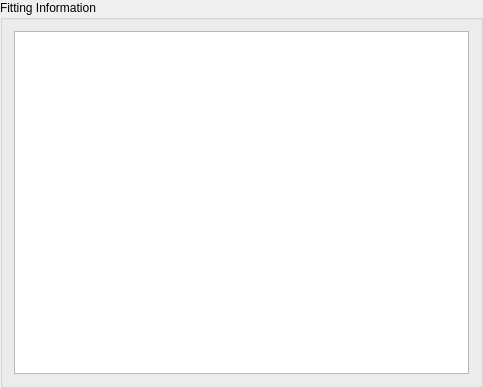
Above: epipy/resources/ui/infogroupbox.ui from ckaus/EpiPy before the change. Below: the same form after it.
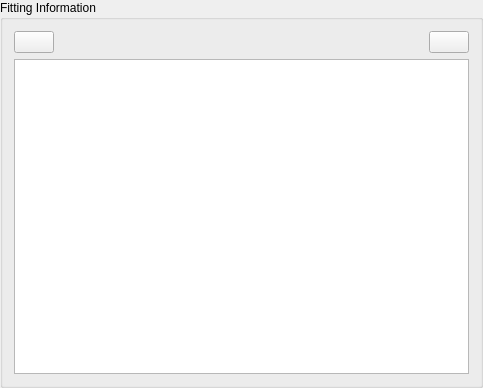
That is the form after the change. Icons and pictures are not drawn.

```diff
--- a/epipy/resources/ui/infogroupbox.ui
+++ b/epipy/resources/ui/infogroupbox.ui
@@ -18,7 +18,43 @@
   </property>
   <layout class="QVBoxLayout" name="verticalLayout">
    <item>
-    <layout class="QHBoxLayout" name="horizontal_layout"/>
+    <layout class="QHBoxLayout" name="horizontalLayout">
+     <item>
+      <widget class="QPushButton" name="save_btn">
+       <property name="text">
+        <string/>
+       </property>
+       <property name="icon">
+        <iconset>
+         <normaloff>../pictures/save.png</normaloff>../pictures/save.png</iconset>
+       </property>
+      </widget>
+     </item>
+     <item>
+      <spacer name="horizontalSpacer">
+       <property name="orientation">
+        <enum>Qt::Horizontal</enum>
+       </property>
+       <property name="sizeHint" stdset="0">
+        <size>
+         <width>40</width>
+         <height>20</height>
+        </size>
+       </property>
+      </spacer>
+     </item>
+     <item>
+      <widget class="QPushButton" name="clear_btn">
+       <property name="text">
+        <string/>
+       </property>
+       <property name="icon">
+        <iconset>
+         <normaloff>../pictures/clear.png</normaloff>../pictures/clear.png</iconset>
+       </property>
+      </widget>
+     </item>
+    </layout>
    </item>
    <item>
     <widget class="QPlainTextEdit" name="info_plain_text_edit">
```
